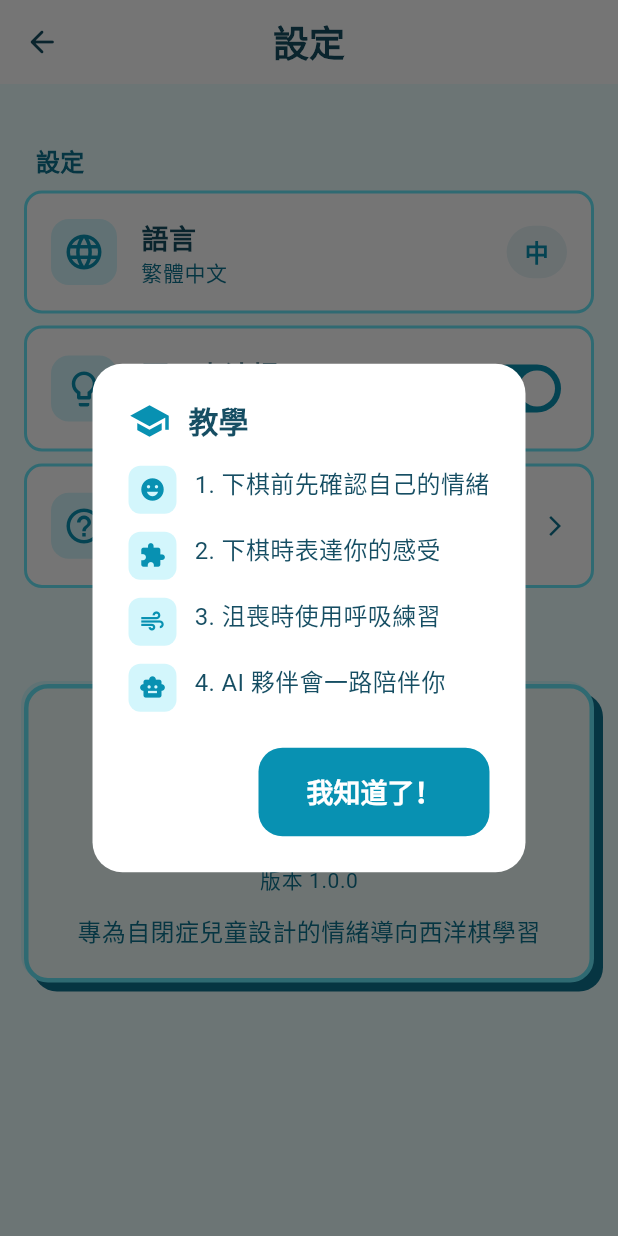
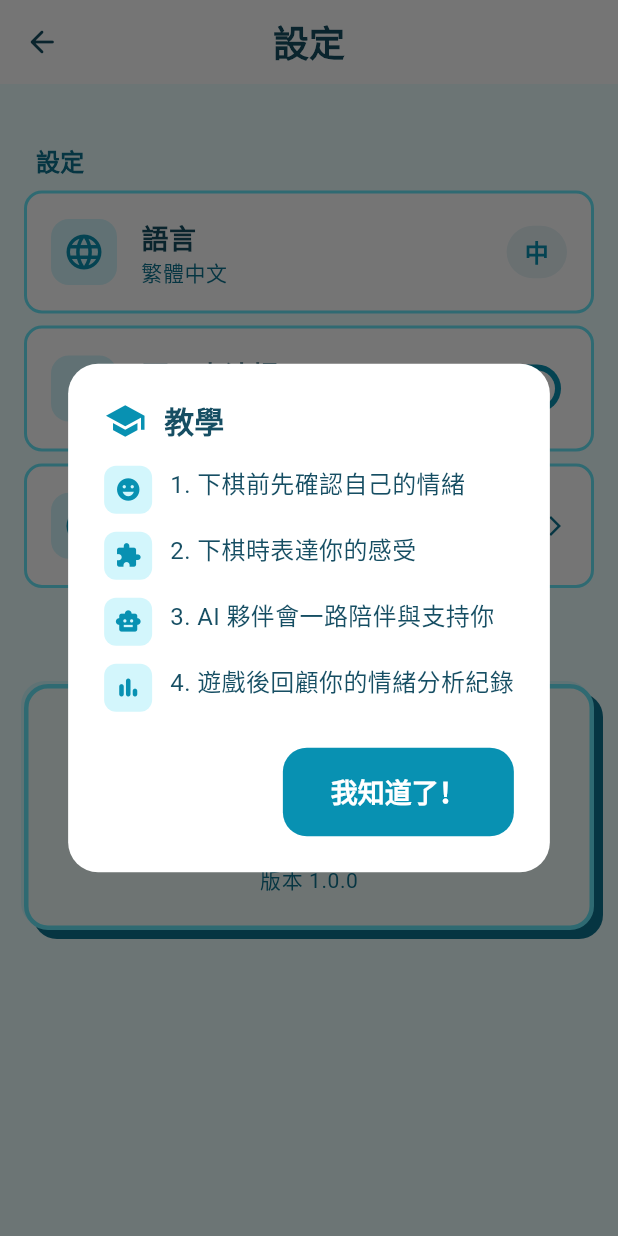
Before and after one commit to Felix-0901/EmoChess, a Flutter app: the SettingsScreen screen opened by its route, after a tap on "Language", after a tap on "教學", on a phone screen of 412 x 824 dp. Run offline on Flutter 3.47's test engine with Material 3 defaults, Android fonts, the phone set to English and light mode, and no system bars; our stand-ins replace fl_chart, flutter_secure_storage, go_router, google_fonts, shared_preferences; missing offline and left inert: chess; accounts and stored records are empty; network calls fail.

Commit message:
feat: 更新 App 圖示與教學文案
- 新增 flutter_launcher_icons 設定並更新 iOS/Android launcher icon

- 更新設定頁教學步驟與分析頁圖示

- 移除 aboutDesc 本地化字串

```diff
--- /dev/null
+++ b/emochess_app/flutter_launcher_icons.yaml
@@ -0,0 +1,6 @@
+flutter_launcher_icons:
+  android: "launcher_icon"
+  ios: true
+  image_path: "assets/icon/app_icon.png"
+  min_sdk_android: 21
+  remove_alpha_ios: true
--- a/emochess_app/lib/l10n/app_localizations.dart
+++ b/emochess_app/lib/l10n/app_localizations.dart
@@ -131,14 +131,13 @@ class AppLocalizations {
       'reset': 'Reset',
       'saved': 'Saved.',
       'version': 'Version',
-      'aboutDesc': 'Emotion-focused chess learning for ASD children',
       'help': 'Help',
       'tutorial': 'Tutorial',
       'tutorialDesc': 'Learn how to use EmoChess',
       'tutorialStep1': '1. Check in with your emotions before playing',
       'tutorialStep2': '2. Play chess and express how you feel',
-      'tutorialStep3': '3. Use breathing exercises when frustrated',
-      'tutorialStep4': '4. Your AI buddy will support you along the way',
+      'tutorialStep3': '3. Your AI buddy will support you along the way',
+      'tutorialStep4': '4. Review your emotion analysis after the game',
       'gotIt': 'Got it!',
 
       // Profile & Stats
@@ -479,14 +478,13 @@ class AppLocalizations {
       'reset': '重設',
       'saved': '已更新。',
       'version': '版本',
-      'aboutDesc': '專為自閉症兒童設計的情緒導向西洋棋學習',
       'help': '幫助',
       'tutorial': '教學',
       'tutorialDesc': '學習如何使用 EmoChess',
       'tutorialStep1': '1. 下棋前先確認自己的情緒',
       'tutorialStep2': '2. 下棋時表達你的感受',
-      'tutorialStep3': '3. 沮喪時使用呼吸練習',
-      'tutorialStep4': '4. AI 夥伴會一路陪伴你',
+      'tutorialStep3': '3. AI 夥伴會一路陪伴與支持你',
+      'tutorialStep4': '4. 遊戲後回顧你的情緒分析紀錄',
       'gotIt': '我知道了！',
 
       // Profile & Stats
@@ -750,7 +748,6 @@ class AppLocalizations {
   String get soundEffectsDesc => get('soundEffectsDesc');
   String get breathingDuration => get('breathingDuration');
   String get version => get('version');
-  String get aboutDesc => get('aboutDesc');
   String get chessBuddy => get('chessBuddy');
   String get imOkay => get('imOkay');
   String get help => get('help');
--- a/emochess_app/lib/screens/analysis_screen.dart
+++ b/emochess_app/lib/screens/analysis_screen.dart
@@ -74,7 +74,11 @@ class _AnalysisScreenState extends State<AnalysisScreen> {
               borderRadius: 60,
             ),
             child: const Center(
-              child: Text('📊', style: TextStyle(fontSize: 56)),
+              child: Icon(
+                Icons.bar_chart_rounded,
+                size: 56,
+                color: AppColors.primary,
+              ),
             ),
           ),
           const SizedBox(height: 24),
--- a/emochess_app/lib/screens/settings_screen.dart
+++ b/emochess_app/lib/screens/settings_screen.dart
@@ -195,14 +195,6 @@ class _SettingsScreenState extends State<SettingsScreen> {
                     '${l10n.version} 1.0.0',
                     style: Theme.of(context).textTheme.bodySmall,
                   ),
-                  const SizedBox(height: 12),
-                  Text(
-                    l10n.aboutDesc,
-                    textAlign: TextAlign.center,
-                    style: Theme.of(context).textTheme.bodyMedium?.copyWith(
-                      color: AppColors.textSecondary,
-                    ),
-                  ),
                 ],
               ),
             ),
@@ -273,9 +265,9 @@ class _SettingsScreenState extends State<SettingsScreen> {
             const SizedBox(height: 12),
             _TutorialStep(text: l10n.tutorialStep2, icon: Icons.extension),
             const SizedBox(height: 12),
-            _TutorialStep(text: l10n.tutorialStep3, icon: Icons.air),
+            _TutorialStep(text: l10n.tutorialStep3, icon: Icons.smart_toy),
             const SizedBox(height: 12),
-            _TutorialStep(text: l10n.tutorialStep4, icon: Icons.smart_toy),
+            _TutorialStep(text: l10n.tutorialStep4, icon: Icons.bar_chart_rounded),
           ],
         ),
         actions: [
--- a/emochess_app/pubspec.yaml
+++ b/emochess_app/pubspec.yaml
@@ -79,6 +79,7 @@ dev_dependencies:
   # package. See that file for information about deactivating specific lint
   # rules and activating additional ones.
   flutter_lints: ^5.0.0
+  flutter_launcher_icons: ^0.14.4
 
 # For information on the generic Dart part of this file, see the
 # following page: https://dart.dev/tools/pub/pubspec
```
Also changed, not shown: emochess_app/assets/icon/app_icon.png (added), emochess_app/pubspec.lock, 29 other files.
